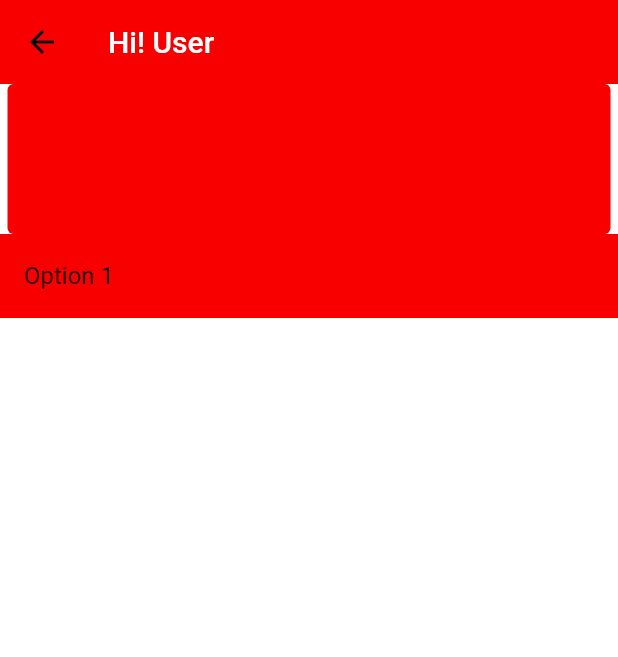
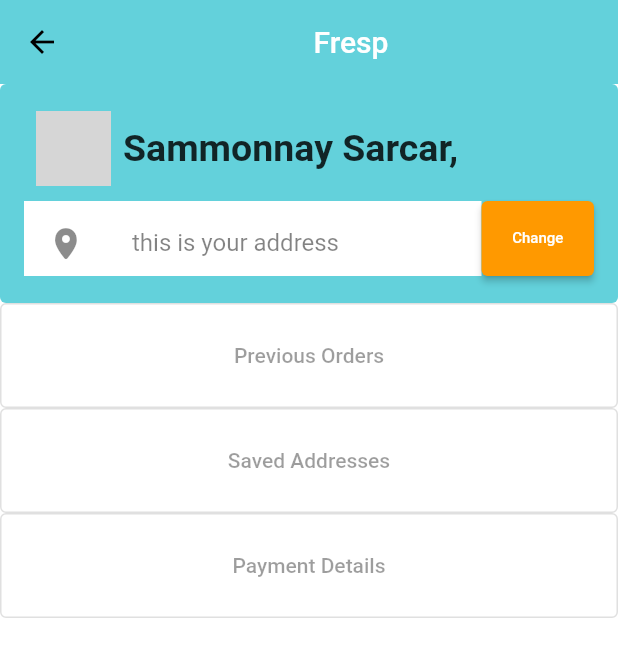
Before and after one commit to Sammonnay-Sarcar/Fresp, a Flutter app: the UserScreen screen opened directly, on a phone screen of 412 x 824 dp. Shown: the top 657 px of the screen. Run offline on Flutter 3.47's test engine with Material 2 defaults, Android fonts, the phone set to English and light mode, and no system bars; our stand-ins replace card_swiper, flutter_iconly, shared_preferences; missing offline and left inert: dart:ffi, dart:html, razorpay_flutter; accounts and stored records are empty; network calls fail; grey boxes are pictures that could not be loaded.

```diff
--- a/lib/common/widgets/custom_text_field.dart
+++ b/lib/common/widgets/custom_text_field.dart
@@ -1,32 +1,33 @@
 import 'package:flutter/material.dart';
 
-class CustomTextField extends StatelessWidget{
+class CustomTextField extends StatelessWidget {
   final TextEditingController controller;
   final String hintText;
-  const CustomTextField({Key? key,
-  required this.controller,
-  required this.hintText}) :super(key: key);
+  const CustomTextField(
+      {Key? key, required this.controller, required this.hintText})
+      : super(key: key);
 
   @override
-  Widget build(BuildContext context){
+  Widget build(BuildContext context) {
     return TextFormField(
       controller: controller,
       decoration: InputDecoration(
         hintText: hintText,
         border: const OutlineInputBorder(
-          borderSide: BorderSide(
-            color: Colors.black38,
-          )
-        ),
+            borderSide: BorderSide(
+          color: Colors.black38,
+        )),
         enabledBorder: const OutlineInputBorder(
-          borderSide: BorderSide(
-            color: Colors.black38,
-          )
+            borderSide: BorderSide(
+          color: Colors.black38,
+        )),
       ),
-    ),
-     validator: (val){
-
-    },
+      validator: (val) {
+        if (val == null || val.isEmpty) {
+          return 'Enter your $hintText';
+        }
+        return null;
+      },
     );
   }
 }
--- a/lib/constants/global_variables.dart
+++ b/lib/constants/global_variables.dart
@@ -1,6 +1,6 @@
 import 'package:flutter/material.dart';
 
-String uri = 'http://202.142.93.207:4000';
+String uri = 'http://192.168.1.103:4000';
 
 class GlobalVariables {
   static const appBarGradient = LinearGradient(
@@ -15,6 +15,6 @@ class GlobalVariables {
   static const googleColor = Color.fromARGB(255, 195, 195, 195);
   static const backgroundColor = Colors.white;
   static const Color greyBackgroundCOlor = Color(0xffebecee);
-  static var selectedNavBarColor = Colors.cyan[800]!;
+  static var selectedNavBarColor = const Color.fromARGB(255, 99, 209, 219);
   static const unselectedNavBarColor = Colors.black87;
 }
--- a/lib/features/auth/screens/user.dart
+++ /dev/null
@@ -1,47 +0,0 @@
-// ignore_for_file: constant_identifier_names
-
-import 'package:flutter/material.dart';
-import 'package:fresp/constants/global_variables.dart';
-
-enum UserOptions { my_orders, delivery_address, logout }
-
-class UserScreen extends StatelessWidget {
-  const UserScreen({Key? key}) : super(key: key);
-
-  @override
-  Widget build(BuildContext context) {
-    return Scaffold(
-      appBar: AppBar(
-        title: const Text('Hi! User'),
-        backgroundColor: const Color.fromARGB(255, 248, 0, 0),
-      ),
-      body: Column(
-        crossAxisAlignment: CrossAxisAlignment.start,
-        // ignore: prefer_const_literals_to_create_immutables
-        children: [
-          Center(
-            child: Padding(
-              padding: EdgeInsets.symmetric(horizontal: 5),
-              child: Center(
-                child: Card(
-                  margin: EdgeInsets.zero,
-                  elevation: 0,
-                  color: Color.fromARGB(255, 248, 0, 0),
-                  child: SizedBox(
-                    width: double.infinity,
-                    height: 100,
-                    child: Column(),
-                  ),
-                ),
-              ),
-            ),
-          ),
-          const ListTile(
-            tileColor: Color.fromARGB(255, 248, 0, 0),
-            title: Text('Option 1'),
-          )
-        ],
-      ),
-    );
-  }
-}
--- /dev/null
+++ b/lib/features/auth/screens/user_screen.dart
@@ -0,0 +1,166 @@
+// ignore_for_file: constant_identifier_names
+
+import 'package:flutter/cupertino.dart';
+import 'package:flutter/material.dart';
+import 'package:fresp/constants/global_variables.dart';
+
+enum UserOptions { my_orders, delivery_address, logout }
+
+class UserScreen extends StatelessWidget {
+  const UserScreen({Key? key}) : super(key: key);
+
+  @override
+  Widget build(BuildContext context) {
+    return Scaffold(
+      appBar: AppBar(
+        title: const Center(child: Text('Fresp')),
+        backgroundColor: GlobalVariables.selectedNavBarColor,
+      ),
+      body: Column(
+        crossAxisAlignment: CrossAxisAlignment.start,
+        // ignore: prefer_const_literals_to_create_immutables
+        children: [
+          Center(
+            child: Padding(
+              padding: const EdgeInsets.symmetric(horizontal: 0),
+              child: Center(
+                child: Card(
+                  margin: EdgeInsets.zero,
+                  elevation: 0,
+                  color: GlobalVariables.selectedNavBarColor,
+                  child: Padding(
+                    padding: const EdgeInsets.symmetric(
+                        horizontal: 16.0, vertical: 8.0),
+                    child: SizedBox(
+                        width: double.infinity,
+                        height: 130,
+                        child: Column(
+                          crossAxisAlignment: CrossAxisAlignment.start,
+                          children: [
+                            SizedBox(
+                                width: double.infinity,
+                                height: 70,
+                                child: Padding(
+                                  padding: const EdgeInsets.all(8.0),
+                                  child: Row(
+                                    children: [
+                                      Container(
+                                        width: 50,
+                                        height: 50,
+                                        decoration: const BoxDecoration(
+                                            shape: BoxShape.circle,
+                                            image: DecorationImage(
+                                                image: NetworkImage(
+                                                    'https://thumbs.dreamstime.com/b/default-avatar-profile-vector-user-profile-default-avatar-profile-vector-user-profile-profile-179376714.jpg'),
+                                                fit: BoxFit.fill)),
+                                      ),
+                                      const Flexible(
+                                          fit: FlexFit.tight,
+                                          child: SizedBox(
+                                            child: Padding(
+                                              padding: EdgeInsets.symmetric(
+                                                  horizontal: 8.0),
+                                              child: Text(
+                                                "Sammonnay Sarcar,",
+                                                style: TextStyle(
+                                                    fontWeight: FontWeight.bold,
+                                                    fontSize: 25,
+                                                    color: Color.fromARGB(
+                                                        211, 0, 0, 0)),
+                                              ),
+                                            ),
+                                          ))
+                                    ],
+                                  ),
+                                )),
+                            SizedBox(
+                              width: double.infinity,
+                              height: 50,
+                              child: Row(
+                                children: [
+                                  const Flexible(
+                                    fit: FlexFit.tight,
+                                    child: SizedBox(
+                                      child: ListTile(
+                                          leading: const Icon(
+                                              CupertinoIcons.location_solid),
+                                          tileColor: Colors.white,
+                                          title: Text(
+                                            "this is your address",
+                                            style: TextStyle(
+                                                color: Color.fromARGB(
+                                                    124, 0, 0, 0)),
+                                          )),
+                                    ),
+                                  ),
+                                  SizedBox(
+                                    child: Row(
+                                      children: [
+                                        SizedBox(
+                                          width: 75,
+                                          child: ElevatedButton(
+                                            style: ElevatedButton.styleFrom(
+                                                minimumSize: const Size(
+                                                    double.infinity,
+                                                    double.infinity)),
+                                            onPressed: () {},
+                                            child: const Text(
+                                              "Change",
+                                              style: TextStyle(fontSize: 10),
+                                            ),
+                                          ),
+                                        ),
+                                      ],
+                                    ),
+                                  ),
+                                ],
+                              ),
+                            )
+                          ],
+                        )),
+                  ),
+                ),
+              ),
+            ),
+          ),
+          OutlinedButton(
+              style: OutlinedButton.styleFrom(
+                  elevation: 0,
+                  primary: Colors.white,
+                  minimumSize: const Size(double.infinity, 70)),
+              onPressed: () {},
+              child: const Center(
+                child: Text(
+                  "Previous Orders",
+                  style: TextStyle(color: Color.fromARGB(98, 0, 0, 0)),
+                ),
+              )),
+          OutlinedButton(
+              style: OutlinedButton.styleFrom(
+                  elevation: 0,
+                  primary: Colors.white,
+                  minimumSize: const Size(double.infinity, 70)),
+              onPressed: () {},
+              child: const Center(
+                child: Text(
+                  "Saved Addresses",
+                  style: TextStyle(color: Color.fromARGB(98, 0, 0, 0)),
+                ),
+              )),
+          OutlinedButton(
+              style: OutlinedButton.styleFrom(
+                  elevation: 0,
+                  primary: Colors.white,
+                  minimumSize: const Size(double.infinity, 70)),
+              onPressed: () {},
+              child: const Center(
+                child: Text(
+                  "Payment Details",
+                  style: TextStyle(color: Color.fromARGB(98, 0, 0, 0)),
+                ),
+              ))
+        ],
+      ),
+    );
+  }
+}
--- a/lib/models/user.dart
+++ b/lib/models/user.dart
@@ -7,12 +7,14 @@ class User {
   final String password;
   final String number;
   final String token;
+  final String email;
   User({
     required this.id,
     required this.name,
     required this.password,
     required this.number,
     required this.token,
+    required this.email,
   });
 
   Map<String, dynamic> toMap() {
@@ -22,6 +24,7 @@ class User {
       'password': password,
       'number': number,
       'token': token,
+      'email': email,
     };
   }
 
@@ -32,6 +35,7 @@ class User {
       password: map['password'] as String,
       number: map['number'] as String,
       token: map['token'] as String,
+      email: map['email'] as String,
     );
   }
 
--- a/pubspec.yaml
+++ b/pubspec.yaml
@@ -43,6 +43,7 @@ dependencies:
 
   http: ^0.13.5
   provider: ^6.0.3
+  shared_preferences: ^2.0.15
 
 
 
```
Also changed, not shown: lib/features/auth/screens/auth_screen.dart (+30 -6 lines), lib/features/auth/screens/bottom_bar.dart (+18 -14 lines), lib/features/auth/screens/homescreen.dart (+41 -37 lines), lib/features/auth/screens/testscreen.dart (added, +41 -0 lines), lib/features/auth/services/auth_service.dart (+48 -4 lines), lib/main.dart (+8 -3 lines), lib/models/login_credentials.dart (added, +30 -0 lines), lib/providers/user_provider.dart (added, +17 -0 lines), lib/router.dart (+14 -6 lines), pubspec.lock, 3 other files.
